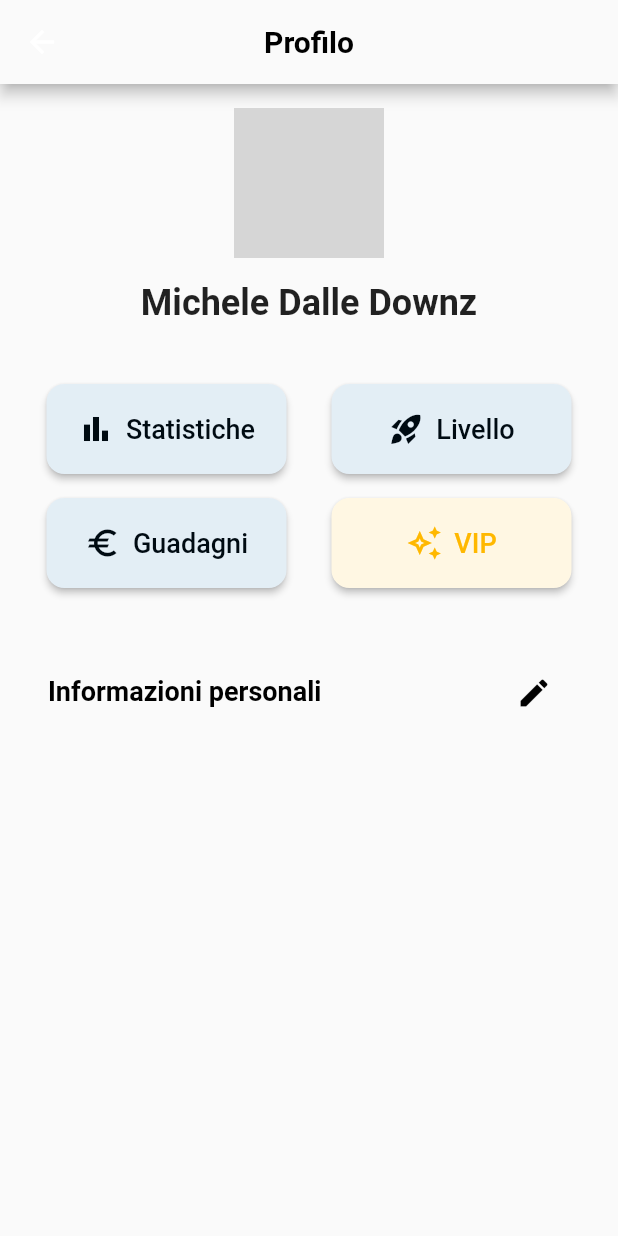
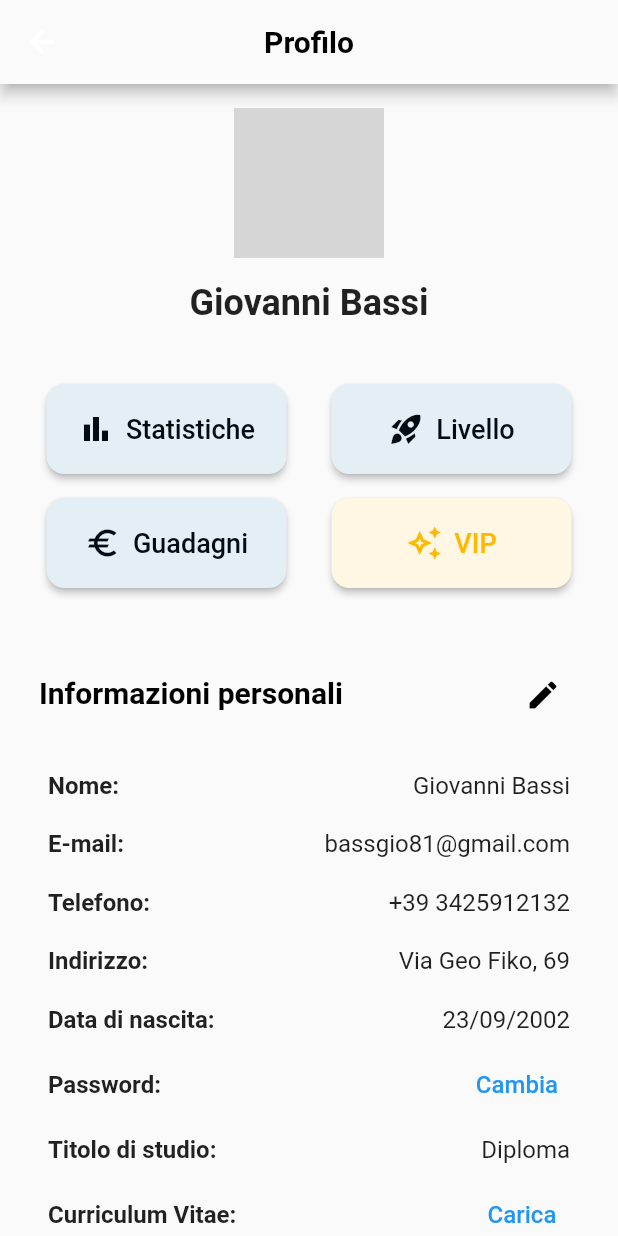
Before and after one commit to iTeach-App/mobile, a Flutter app: the ProfilePage screen opened directly, on a phone screen of 412 x 824 dp. Run offline on Flutter 3.47's test engine with Material 2 defaults, Android fonts, the phone set to English and light mode, and no system bars; our stand-ins replace firebase_core, flutter_spinkit; accounts and stored records are empty; project files that could hold a hidden picture were left out; grey boxes are pictures that could not be loaded.

Commit message:
Continued styling profile_page.dart

```diff
--- a/lib/views/profile_page.dart
+++ b/lib/views/profile_page.dart
@@ -41,7 +41,7 @@ class ProfilePage extends StatelessWidget {
               const SizedBox(height: 16), // Add vertical spacing between the image and text
               // User Info (First Name and Last Name)
               const Text(
-                'Michele Dalle Downz',
+                'Giovanni Bassi',
                 style: TextStyle(
                   fontSize: 24,
                   fontWeight: FontWeight.bold,
@@ -226,7 +226,7 @@ class ProfilePage extends StatelessWidget {
               ),
               const SizedBox(height: 40), // Add vertical spacing between buttons and text field
               Padding(
-                padding: const EdgeInsets.only(left: 16.0, right: 16.0), // Add left and right padding
+                padding: const EdgeInsets.only(left: 10.0, right: 10.0), // Add left and right padding
                 child: Align(
                   alignment: Alignment.centerLeft, // Align text field to the left
                   child: TextFormField(
@@ -234,7 +234,7 @@ class ProfilePage extends StatelessWidget {
                       labelText: 'Informazioni personali', // Add your label text here
                       labelStyle: const TextStyle(
                         fontWeight: FontWeight.bold,
-                        fontSize: 18, // Adjust the font size as needed
+                        fontSize: 20, // Adjust the font size as needed
                         color: Colors.black, // Set the text color to black
                       ),
                       enabledBorder: const UnderlineInputBorder(
@@ -250,7 +250,163 @@ class ProfilePage extends StatelessWidget {
                   ),
                 ),
               ),
-
+              const SizedBox(height: 20),
+          const Padding(
+            padding: const EdgeInsets.only(left: 16.0, right: 16.0), // Add left and right padding
+            child: Column(
+              children: [
+                Row(
+                  mainAxisAlignment: MainAxisAlignment.spaceBetween,
+                  children: [
+                    Text(
+                      'Nome:',
+                      style: TextStyle(
+                        fontSize: 16,
+                        fontWeight: FontWeight.bold,
+                      ),
+                    ),
+                    Text(
+                      'Giovanni Bassi',
+                      style: TextStyle(fontSize: 16),
+                    ),
+                  ],
+                ),
+                SizedBox(height: 20), // Adjust the spacing between rows as needed
+                Row(
+                  mainAxisAlignment: MainAxisAlignment.spaceBetween,
+                  children: [
+                    Text(
+                      'E-mail:',
+                      style: TextStyle(
+                        fontSize: 16,
+                        fontWeight: FontWeight.bold,
+                      ),
+                    ),
+                    Text(
+                      'bassgio81@gmail.com',
+                      style: TextStyle(fontSize: 16),
+                    ),
+                  ],
+                ),
+                SizedBox(height: 20), // Adjust the spacing between rows as needed
+                Row(
+                  mainAxisAlignment: MainAxisAlignment.spaceBetween,
+                  children: [
+                    Text(
+                      'Telefono:',
+                      style: TextStyle(
+                        fontSize: 16,
+                        fontWeight: FontWeight.bold,
+                      ),
+                    ),
+                    Text(
+                      '+39 3425912132',
+                      style: TextStyle(fontSize: 16),
+                    ),
+                  ],
+                ),
+                SizedBox(height: 20), // Adjust the spacing between rows as needed
+                Row(
+                  mainAxisAlignment: MainAxisAlignment.spaceBetween,
+                  children: [
+                    Text(
+                      'Indirizzo:',
+                      style: TextStyle(
+                        fontSize: 16,
+                        fontWeight: FontWeight.bold,
+                      ),
+                    ),
+                    Text(
+                      'Via Geo Fiko, 69',
+                      style: TextStyle(fontSize: 16),
+                    ),
+                  ],
+                ),
+                SizedBox(height: 20), // Adjust the spacing between rows as needed
+                Row(
+                  mainAxisAlignment: MainAxisAlignment.spaceBetween,
+                  children: [
+                    Text(
+                      'Data di nascita:',
+                      style: TextStyle(
+                        fontSize: 16,
+                        fontWeight: FontWeight.bold,
+                      ),
+                    ),
+                    Text(
+                      '23/09/2002',
+                      style: TextStyle(fontSize: 16),
+                    ),
+                  ],
+                ),
+                SizedBox(height: 10), // Adjust the spacing between rows as needed
+                Row(
+                  mainAxisAlignment: MainAxisAlignment.spaceBetween,
+                  children: [
+                    Text(
+                      'Password:',
+                      style: TextStyle(
+                        fontSize: 16,
+                        fontWeight: FontWeight.bold,
+                      ),
+                    ),
+                    TextButton(
+                      onPressed: null,
+                      child: Text(
+                        'Cambia',
+                        style: TextStyle(
+                          fontSize: 16,
+                          color: Colors.blue, // Set the text color to blue
+                        ),
+                      ),
+                    ),
+                  ],
+                ),
+                SizedBox(height: 10), // Adjust the spacing between rows as needed
+                Row(
+                  mainAxisAlignment: MainAxisAlignment.spaceBetween,
+                  children: [
+                    Text(
+                      'Titolo di studio:',
+                      style: TextStyle(
+                        fontSize: 16,
+                        fontWeight: FontWeight.bold,
+                      ),
+                    ),
+                    Text(
+                      'Diploma',
+                      style: TextStyle(fontSize: 16),
+                    ),
+                  ],
+                ),
+                SizedBox(height: 10), // Adjust the spacing between rows as needed
+                Row(
+                  mainAxisAlignment: MainAxisAlignment.spaceBetween,
+                  children: [
+                    Text(
+                      'Curriculum Vitae:',
+                      style: TextStyle(
+                        fontSize: 16,
+                        fontWeight: FontWeight.bold,
+                      ),
+                    ),
+                    TextButton(
+                      onPressed: null,
+                      child: Text(
+                        'Carica',
+                        style: TextStyle(
+                          fontSize: 16,
+                          color: Colors.blue, // Set the text color to blue
+                        ),
+                      ),
+                    ),
+                  ],
+                ),
+                SizedBox(height: 8),
+                // Add more rows as needed
+              ],
+            ),
+          )
 
             ],
           ),
```
Also changed, not shown: lib/views/change_personal_info.dart (added).
